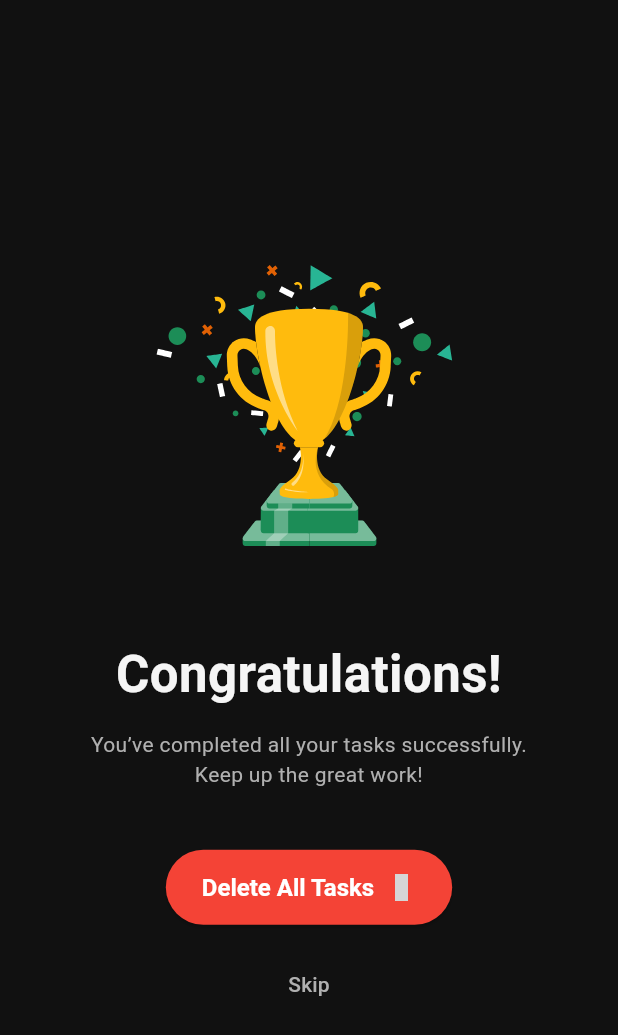
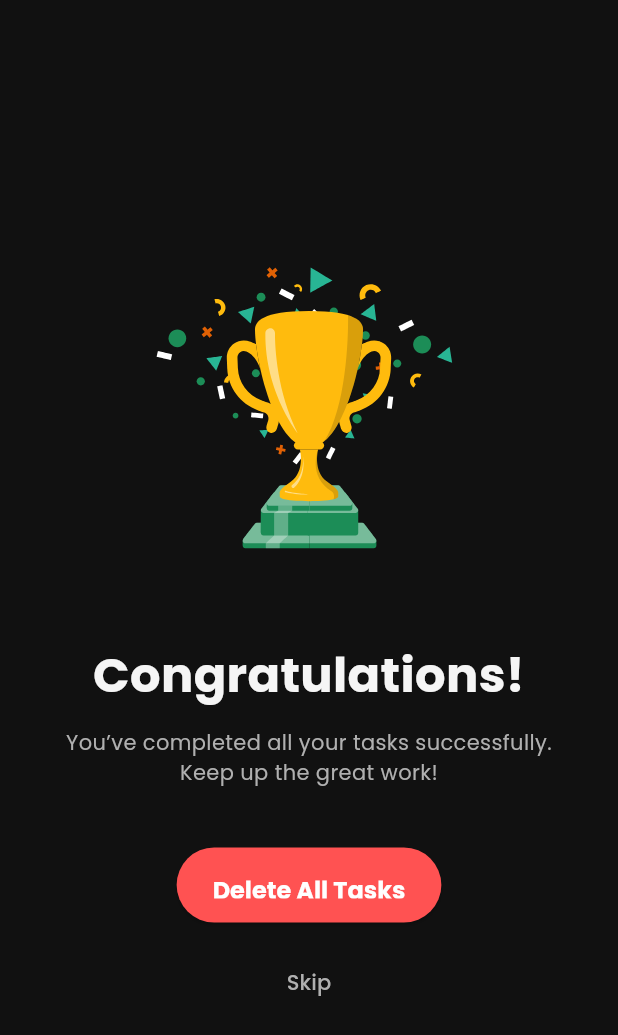
Before and after one commit to DevNadimm/ClearTask, a Flutter app: the CelebrateSuccessScreen screen opened directly, on a phone screen of 412 x 824 dp. Shown: the top 1035 px of the screen. Run offline on Flutter 3.47's test engine with Material 3 defaults, Android fonts, the phone set to English and light mode, and no system bars; our stand-ins replace flutter_bloc, flutter_local_notifications, get, google_fonts, hugeicons, lottie and 3 more; accounts and stored records are empty; grey boxes are pictures that could not be loaded.

```diff
--- a/lib/core/utils/theme/app_bar_theme.dart
+++ b/lib/core/utils/theme/app_bar_theme.dart
@@ -1,12 +1,13 @@
 import 'package:clear_task/core/constants/colors.dart';
 import 'package:flutter/material.dart';
+import 'package:google_fonts/google_fonts.dart';
 
-AppBarTheme appBarTheme = const AppBarTheme(
+AppBarTheme appBarTheme = AppBarTheme(
   backgroundColor: AppColors.backgroundColor,
   foregroundColor: AppColors.primaryFontColor,
   scrolledUnderElevation: 0,
   centerTitle: false,
-  titleTextStyle: TextStyle(
+  titleTextStyle: GoogleFonts.poppins(
     fontSize: 20,
     color: AppColors.primaryFontColor,
     fontWeight: FontWeight.w600,
--- a/lib/presentation/screens/celebrate_success_screen.dart
+++ b/lib/presentation/screens/celebrate_success_screen.dart
@@ -4,7 +4,7 @@ import 'package:clear_task/presentation/blocs/task/task_event.dart';
 import 'package:clear_task/presentation/screens/home_screen.dart';
 import 'package:flutter/material.dart';
 import 'package:flutter_bloc/flutter_bloc.dart';
-import 'package:hugeicons/hugeicons.dart';
+import 'package:google_fonts/google_fonts.dart';
 import 'package:lottie/lottie.dart';
 import 'package:get/get.dart';
 
@@ -15,7 +15,8 @@ class CelebrateSuccessScreen extends StatefulWidget {
   State<CelebrateSuccessScreen> createState() => _CelebrateSuccessScreenState();
 }
 
-class _CelebrateSuccessScreenState extends State<CelebrateSuccessScreen> with TickerProviderStateMixin {
+class _CelebrateSuccessScreenState extends State<CelebrateSuccessScreen>
+    with TickerProviderStateMixin {
   late final AnimationController _animationController;
 
   @override
@@ -51,20 +52,20 @@ class _CelebrateSuccessScreenState extends State<CelebrateSuccessScreen> with Ti
                 ),
               ),
               const SizedBox(height: 32),
-              const Text(
+              Text(
                 'Congratulations!',
                 textAlign: TextAlign.center,
-                style: TextStyle(
-                  fontSize: 34,
+                style: GoogleFonts.poppins(
+                  fontSize: 32,
                   fontWeight: FontWeight.bold,
                   color: AppColors.primaryFontColor,
                 ),
               ),
               const SizedBox(height: 12),
-              const Text(
+              Text(
                 'You’ve completed all your tasks successfully.\nKeep up the great work!',
                 textAlign: TextAlign.center,
-                style: TextStyle(
+                style: GoogleFonts.poppins(
                   fontSize: 14,
                   color: AppColors.secondaryFontColor,
                 ),
@@ -72,26 +73,30 @@ class _CelebrateSuccessScreenState extends State<CelebrateSuccessScreen> with Ti
               const SizedBox(height: 40),
               SizedBox(
                 height: 50,
-                child: ElevatedButton.icon(
+                child: ElevatedButton(
                   onPressed: () {
                     context.read<TaskBloc>().add(DeleteAllTasks());
                     Get.offAll(() => const HomeScreen());
                   },
-                  icon: const Icon(HugeIcons.strokeRoundedDelete02, size: 20),
-                  iconAlignment: IconAlignment.end,
-                  label: const Text('Delete All Tasks'),
                   style: ElevatedButton.styleFrom(
-                    backgroundColor: Colors.red,
+                    backgroundColor: Colors.redAccent,
                     foregroundColor: Colors.white,
+                  ),
+                  child: Text(
+                    'Delete All Tasks',
+                    style: GoogleFonts.poppins(),
                   ),
                 ),
               ),
               const SizedBox(height: 16),
               TextButton(
                 onPressed: () => Get.back(),
-                child: const Text(
+                child: Text(
                   'Skip',
-                  style: TextStyle(color: AppColors.secondaryFontColor),
+                  style: GoogleFonts.poppins(
+                    color: AppColors.secondaryFontColor,
+                    fontWeight: FontWeight.w500,
+                  ),
                 ),
               ),
             ],
```
